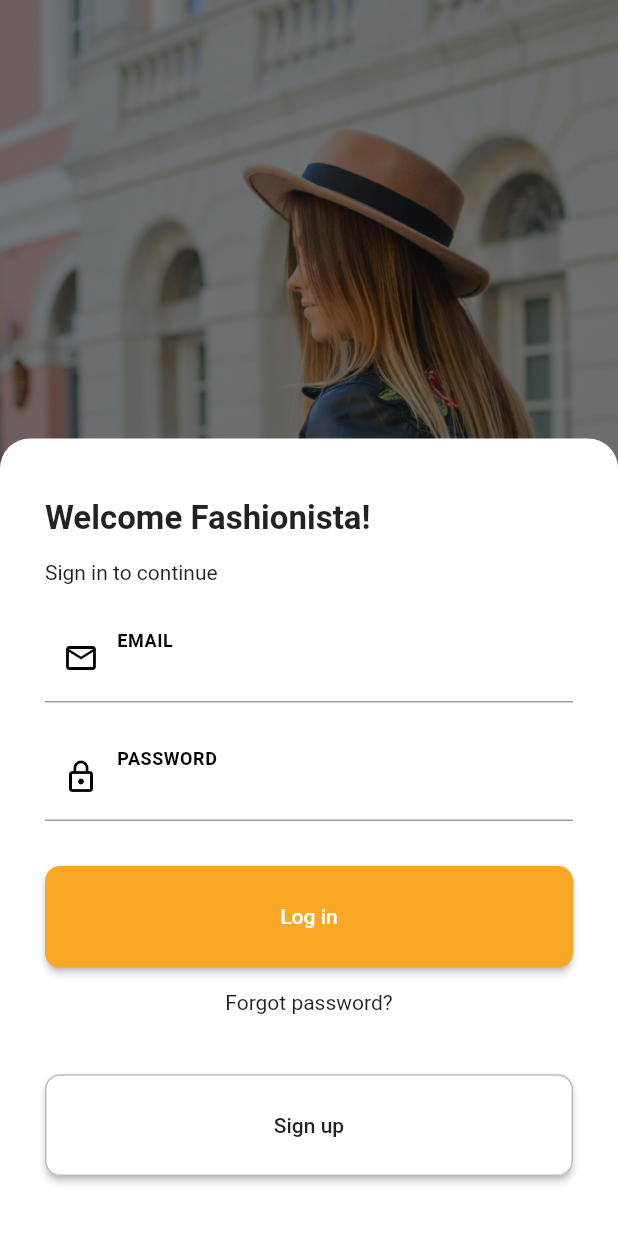
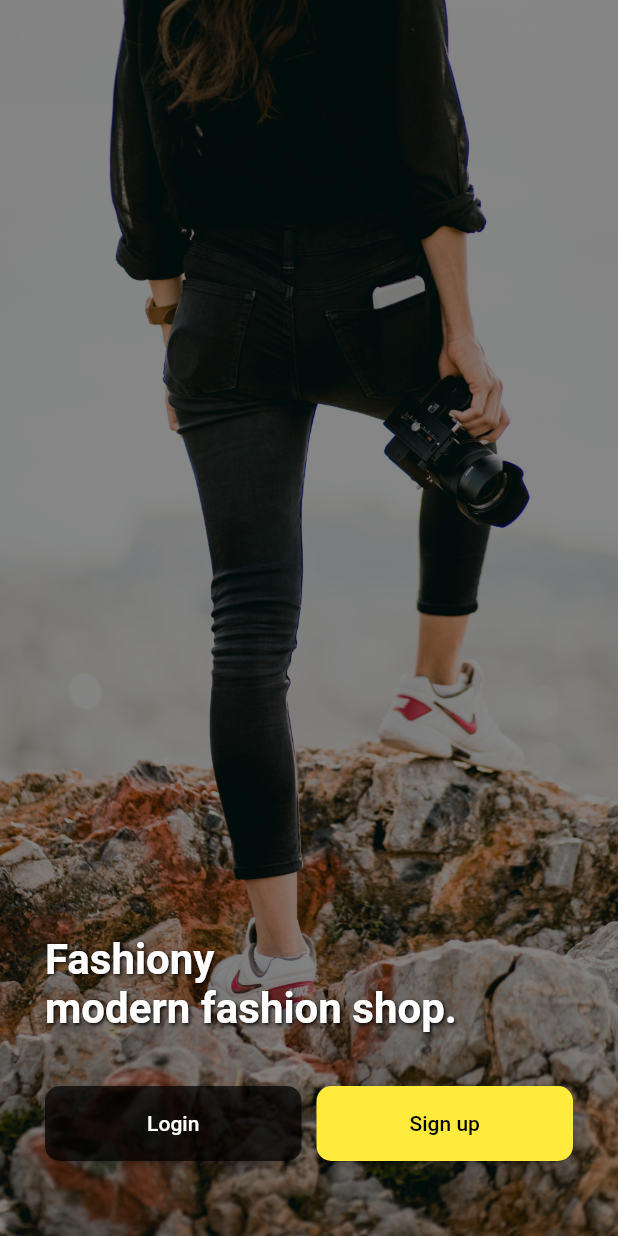
Before and after one commit to jakubjaniec/flutter-auth, a Flutter app: the screen it shows after launch, on a phone screen of 412 x 824 dp. Run offline on Flutter 3.47's test engine with Material 2 defaults, Android fonts, the phone set to English and light mode, and no system bars; our stand-ins replace cloud_firestore, device_preview, firebase_auth, firebase_core; accounts and stored records are empty.

Commit message:
Build UI for start page

```diff
--- a/lib/app.dart
+++ b/lib/app.dart
@@ -1,9 +1,8 @@
 import 'package:flutter/material.dart';
 import 'package:device_preview/device_preview.dart';
-import 'package:flutter_auth/models/user.dart';
 import 'package:flutter_auth/services/auth.dart';
 import 'package:flutter_auth/services/database.dart';
-import 'package:flutter_auth/ui/views/login.dart';
+import 'package:flutter_auth/ui/views/start.dart';
 import 'package:provider/provider.dart';
 
 class App extends StatelessWidget {
@@ -23,14 +22,11 @@ class App extends StatelessWidget {
         StreamProvider(
           create: (context) => context.read<AuthService>().user,
         ),
-        Provider(
-          create: (context) => context.watch<UserModel>().uid,
-        ),
       ],
       child: MaterialApp(
         locale: DevicePreview.locale(context),
         builder: DevicePreview.appBuilder,
-        home: LoginScreen(),
+        home: StartScreen(),
       ),
     );
   }
--- a/lib/ui/views/login.dart
+++ b/lib/ui/views/login.dart
@@ -74,7 +74,7 @@ class _LoginScreenState extends State<LoginScreen> {
                           SizedBox(height: 15.0),
                           Center(child: Text('Forgot password?')),
                           SizedBox(height: 40.0),
-                          RoutingButton(text: 'Sign up'),
+                          Expanded(child: RoutingButton(text: 'Sign up')),
                         ],
                       ),
                     ),
--- a/lib/ui/views/register.dart
+++ b/lib/ui/views/register.dart
@@ -82,7 +82,7 @@ class _RegisterScreenState extends State<RegisterScreen> {
                             passwordValue: passwordController.text.trim(),
                           ),
                           SizedBox(height: 40.0),
-                          RoutingButton(text: 'Login'),
+                          Expanded(child: RoutingButton(text: 'Login')),
                         ],
                       ),
                     ),
--- /dev/null
+++ b/lib/ui/views/start.dart
@@ -0,0 +1,79 @@
+import 'package:flutter/material.dart';
+import 'package:flutter_auth/ui/widgets/buttons.dart';
+
+class StartScreen extends StatelessWidget {
+  @override
+  Widget build(BuildContext context) {
+    return Scaffold(
+      body: Container(
+        width: MediaQuery.of(context).size.width,
+        height: MediaQuery.of(context).size.height,
+        child: Stack(
+          children: [
+            Image.asset(
+              'assets/images/bg-img4.jpg',
+              color: Colors.black.withOpacity(0.4),
+              colorBlendMode: BlendMode.darken,
+              fit: BoxFit.cover,
+              height: MediaQuery.of(context).size.height,
+            ),
+            Container(
+              padding: EdgeInsets.symmetric(
+                horizontal: 30.0,
+                vertical: 50.0,
+              ),
+              child: Column(
+                crossAxisAlignment: CrossAxisAlignment.start,
+                mainAxisAlignment: MainAxisAlignment.end,
+                children: [
+                  Text(
+                    'Fashiony\nmodern fashion shop.',
+                    style: TextStyle(
+                        color: Colors.white,
+                        fontSize: 28,
+                        fontWeight: FontWeight.w700,
+                        shadows: [
+                          Shadow(
+                            offset: Offset(1.0, 1.0),
+                            blurRadius: 3.0,
+                            color: Color.fromARGB(255, 0, 0, 0),
+                          )
+                        ]),
+                  ),
+                  SizedBox(height: 35.0),
+                  Row(
+                    mainAxisAlignment: MainAxisAlignment.start,
+                    children: [
+                      Expanded(
+                        child: SizedBox(
+                          height: 50,
+                          child: RoutingButton(
+                            text: 'Login',
+                            bgColor: Colors.black.withOpacity(0.7),
+                            textColor: Colors.white,
+                            pageType: 'start',
+                          ),
+                        ),
+                      ),
+                      SizedBox(width: 10),
+                      Expanded(
+                        child: SizedBox(
+                          height: 50,
+                          child: RoutingButton(
+                            text: 'Sign up',
+                            bgColor: Colors.yellow,
+                            pageType: 'start',
+                          ),
+                        ),
+                      ),
+                    ],
+                  ),
+                ],
+              ),
+            ),
+          ],
+        ),
+      ),
+    );
+  }
+}
--- a/lib/ui/widgets/buttons.dart
+++ b/lib/ui/widgets/buttons.dart
@@ -70,23 +70,29 @@ class MainActionButton extends StatelessWidget {
 
 class RoutingButton extends StatelessWidget {
   final String text;
+  final Color textColor;
+  final Color bgColor;
+  final String pageType;
 
-  RoutingButton({this.text});
+  RoutingButton(
+      {this.text,
+      this.textColor = Colors.black,
+      this.bgColor = Colors.white,
+      this.pageType});
 
   @override
   Widget build(BuildContext context) {
-    return Expanded(
-      child: RaisedButton(
+    return RaisedButton(
       onPressed: () {
         if (text == 'Login') {
-            Navigator.pushReplacement(
+          Navigator.push(
             context,
             MaterialPageRoute(
               builder: (context) => LoginScreen(),
             ),
           );
         } else if (text == 'Sign up') {
-            Navigator.pushReplacement(
+          Navigator.push(
             context,
             MaterialPageRoute(
               builder: (context) => RegisterScreen(),
@@ -94,13 +100,12 @@ class RoutingButton extends StatelessWidget {
           );
         }
       },
-        color: Colors.white,
-        child: Text('$text'),
+      color: bgColor,
+      child: Text('$text', style: TextStyle(color: textColor)),
       shape: RoundedRectangleBorder(
         borderRadius: BorderRadius.circular(10.0),
         side: BorderSide(
-            color: Colors.grey[400],
-          ),
+          color: pageType != 'start' ? Colors.grey[400] : Colors.transparent,
         ),
       ),
     );
--- a/pubspec.yaml
+++ b/pubspec.yaml
@@ -46,8 +46,9 @@ flutter:
   # To add assets to your application, add an assets section, like this:
   assets:
     - assets/images/bg-img1.jpg
+    - assets/images/bg-img2.jpg
     - assets/images/bg-img3.jpg
-    # - assets/images/bg-img4.jpg
+    - assets/images/bg-img4.jpg
   #   - images/a_dot_ham.jpeg
   # An image asset can refer to one or more resolution-specific "variants", see
   # https://flutter.dev/assets-and-images/#resolution-aware.
```
Also changed, not shown: lib/ui/views/home.dart (+0 -34 lines), assets/images/bg-img2.jpg (added), assets/images/bg-img4.jpg (added), 2 other files. Lines whose indentation alone changed are shown as unchanged.
